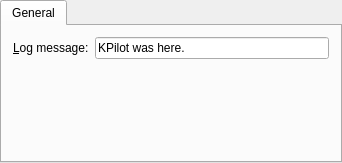
Before: the Qt Designer form kpilot/conduits/null/setup_base.ui in chusopr/kdepim-ktimetracker-akonadi, drawn with Qt 5.
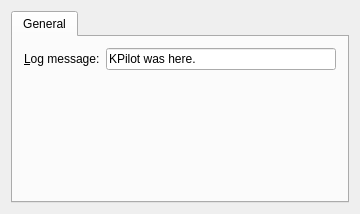
After: the same form once the commit is applied. Custom widgets are drawn as their Qt base class.

Commit message: - EBN Fixes: port qclasses to kclasses in ui files. - Remove some old test code.

```diff
--- a/kpilot/conduits/null/setup_base.ui
+++ b/kpilot/conduits/null/setup_base.ui
@@ -8,14 +8,12 @@
    <rect>
     <x>0</x>
     <y>0</y>
-    <width>342</width>
-    <height>163</height>
+    <width>356</width>
+    <height>214</height>
    </rect>
   </property>
   <property name="sizePolicy" >
-   <sizepolicy>
-    <hsizetype>5</hsizetype>
-    <vsizetype>5</vsizetype>
+   <sizepolicy vsizetype="Preferred" hsizetype="Preferred" >
     <horstretch>0</horstretch>
     <verstretch>0</verstretch>
    </sizepolicy>
@@ -29,44 +27,17 @@
   <property name="windowTitle" >
    <string>Null-Conduit Options</string>
   </property>
-  <layout class="QGridLayout" >
-   <property name="margin" >
-    <number>0</number>
-   </property>
-   <property name="spacing" >
-    <number>6</number>
-   </property>
+  <property name="whatsThis" >
+   <string>&amp;lt;qt>Enter the message to add to the Sync Log on your Pilot here.&amp;lt;/qt></string>
+  </property>
+  <layout class="QGridLayout" name="gridLayout_2" >
    <item row="0" column="0" >
-    <widget class="QTabWidget" name="tabWidget" >
-     <property name="sizePolicy" >
-      <sizepolicy>
-       <hsizetype>7</hsizetype>
-       <vsizetype>7</vsizetype>
-       <horstretch>0</horstretch>
-       <verstretch>0</verstretch>
-      </sizepolicy>
-     </property>
-     <widget class="QWidget" name="Widget2" >
+    <widget class="KTabWidget" name="tabWidget" >
+     <widget class="QWidget" name="tab" >
       <attribute name="title" >
-       <string comment="General settings for null conduit.">General</string>
+       <string comment="General settings for the null conduit.">General</string>
       </attribute>
-      <layout class="QGridLayout" >
-       <property name="margin" >
-        <number>11</number>
-       </property>
-       <property name="spacing" >
-        <number>6</number>
-       </property>
-       <item row="0" column="1" >
-        <widget class="QLineEdit" name="fLogMessage" >
-         <property name="whatsThis" >
-          <string>&lt;qt>Enter the message to add to the Sync Log on your Pilot here.&lt;/qt></string>
-         </property>
-         <property name="text" >
-          <string>KPilot was here.</string>
-         </property>
-        </widget>
-       </item>
+      <layout class="QGridLayout" name="gridLayout" >
        <item row="0" column="0" >
         <widget class="QLabel" name="TextLabel1_2" >
          <property name="text" >
@@ -80,7 +51,20 @@
          </property>
         </widget>
        </item>
-       <item row="3" column="1" >
+       <item row="0" column="1" >
+        <widget class="KLineEdit" name="fLogMessage" >
+         <property name="sizePolicy" >
+          <sizepolicy vsizetype="Fixed" hsizetype="MinimumExpanding" >
+           <horstretch>0</horstretch>
+           <verstretch>0</verstretch>
+          </sizepolicy>
+         </property>
+         <property name="text" >
+          <string>KPilot was here.</string>
+         </property>
+        </widget>
+       </item>
+       <item row="1" column="1" >
         <spacer>
          <property name="orientation" >
           <enum>Qt::Vertical</enum>
@@ -88,10 +72,10 @@
          <property name="sizeType" >
           <enum>QSizePolicy::Expanding</enum>
          </property>
-         <property name="sizeHint" >
+         <property name="sizeHint" stdset="0" >
           <size>
-           <width>20</width>
-           <height>20</height>
+           <width>230</width>
+           <height>120</height>
           </size>
          </property>
         </spacer>
@@ -104,9 +88,19 @@
  </widget>
  <layoutdefault spacing="6" margin="11" />
  <pixmapfunction>qPixmapFromMimeSource</pixmapfunction>
- <tabstops>
-  <tabstop>tabWidget</tabstop>
- </tabstops>
+ <customwidgets>
+  <customwidget>
+   <class>KLineEdit</class>
+   <extends>QLineEdit</extends>
+   <header>klineedit.h</header>
+  </customwidget>
+  <customwidget>
+   <class>KTabWidget</class>
+   <extends>QTabWidget</extends>
+   <header>ktabwidget.h</header>
+   <container>1</container>
+  </customwidget>
+ </customwidgets>
  <resources/>
  <connections/>
 </ui>
```
The commit also changes 7 other files.
